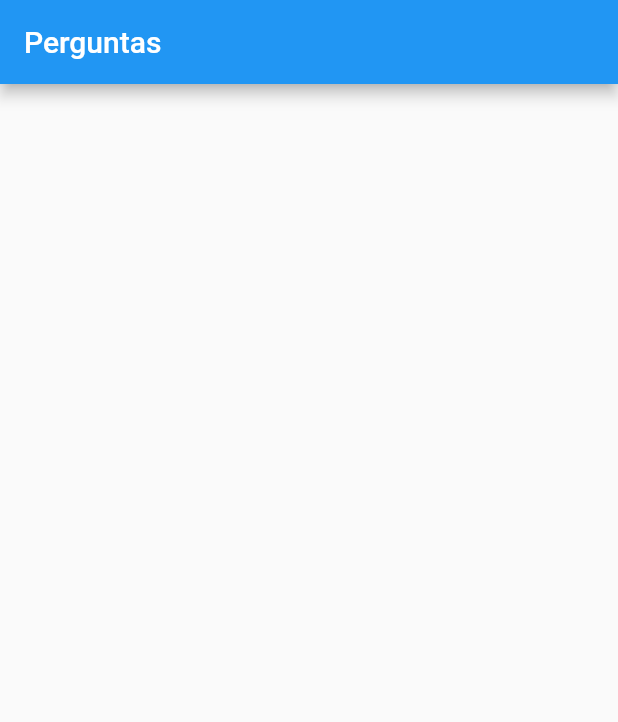
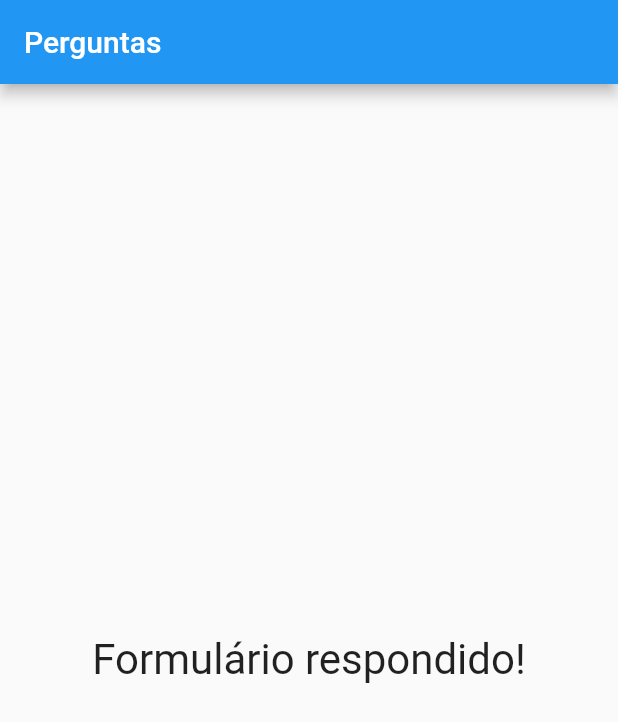
Before and after one commit to giuseppeusn/questions_game, a Flutter app: the screen it shows after launch, after a tap on "Preto", after a tap on "Cobra", after a tap on "Outono", on a phone screen of 412 x 824 dp. Shown: the top 722 px of the screen. Run offline on Flutter 3.47's test engine with Material 2 defaults, Android fonts, the phone set to English and light mode, and no system bars.

Commit message:
refactor: add end screen

```diff
--- a/lib/main.dart
+++ b/lib/main.dart
@@ -51,7 +51,12 @@ class _QuestionAppState extends State<QuestionApp> {
             Question(_questions[_selectedQuestion]['text'] as String),
             ...answers.map((text) => Answer(text, _answer)).toList()
           ],
-        ) : null,
+        ) : const Center (
+          child: Text(
+            'Formulário respondido!',
+            style: TextStyle(fontSize: 28),
+          ),
+        ),
       ),
     );
   }
```
